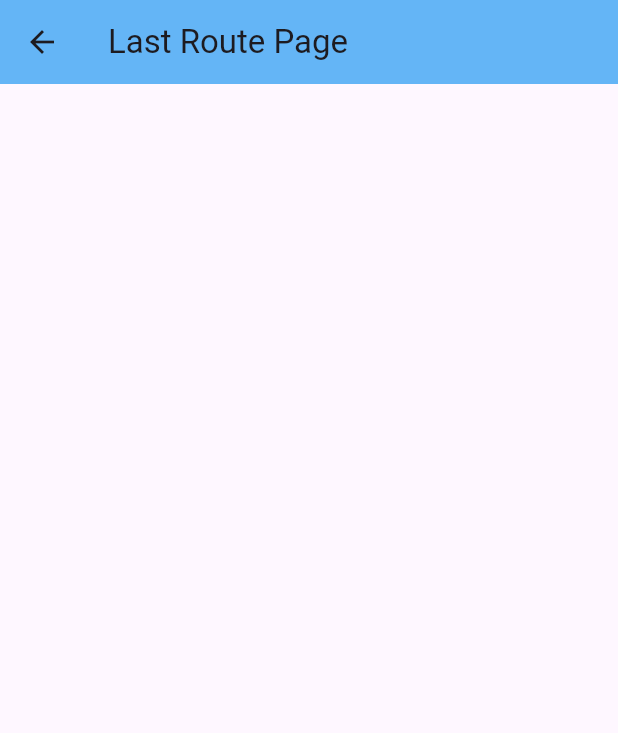
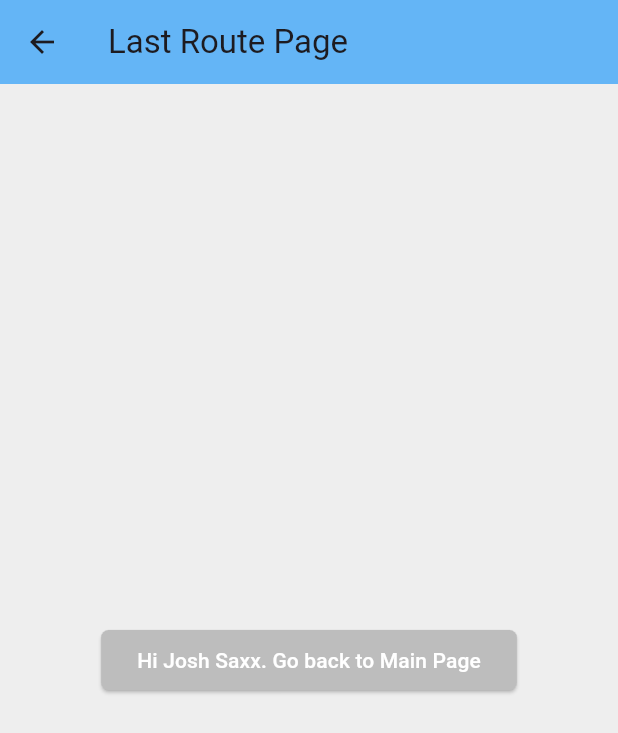
Before and after one commit to joshsaxx/everyday_flutter, a Flutter app: the screen it shows after launch, after a tap on "Go to Last Page", on a phone screen of 412 x 824 dp. Shown: the top 733 px of the screen. Run offline on Flutter 3.47's test engine with Material 3 defaults, Android fonts, the phone set to English and light mode, and no system bars; our stand-ins replace cached_network_image, google_fonts.

Commit message:
tutorial_sessions -- Routes part 2 (passing data between screens) implemented

```diff
--- a/lib/app/tutorial_sessions/routes/main_route.dart
+++ b/lib/app/tutorial_sessions/routes/main_route.dart
@@ -7,7 +7,10 @@ class MainRoute extends StatelessWidget {
 
   @override
   Widget build(BuildContext context) {
-    return const MaterialApp(
+    return MaterialApp(
+      theme: ThemeData(
+        scaffoldBackgroundColor: Colors.grey[200]
+      ),
       initialRoute: RouteManager.mainIndex,
       onGenerateRoute: RouteManager.generateRoute,
     );
--- a/lib/app/tutorial_sessions/routes/pages/last_route_page.dart
+++ b/lib/app/tutorial_sessions/routes/pages/last_route_page.dart
@@ -1,7 +1,9 @@
 import 'package:flutter/material.dart';
 
 class LastRoutePage extends StatefulWidget {
-  const LastRoutePage({super.key});
+  final String name;
+
+  const LastRoutePage({super.key,required this.name});
 
   @override
   State<LastRoutePage> createState() => _LastRoutePageState();
@@ -15,6 +17,21 @@ class _LastRoutePageState extends State<LastRoutePage> {
         backgroundColor: Colors.blue[300],
         title: const Text("Last Route Page"),
       ),
+      body: Center(
+        child: ElevatedButton(
+          style: ElevatedButton.styleFrom(
+                backgroundColor: Colors.grey[400],
+                foregroundColor: Colors.white,
+                shape: RoundedRectangleBorder(
+                  borderRadius: BorderRadius.circular(5)
+                )
+              ),
+          onPressed: (){
+            Navigator.pop(context, 'Hey folks!');
+        },
+        //widget.name cos name is not found in the state class of LastPageRoute
+        child: Text('Hi ${widget.name}. Go back to Main Page')),
+      ),
 
     );
   }
--- a/lib/app/tutorial_sessions/routes/pages/main_index_page.dart
+++ b/lib/app/tutorial_sessions/routes/pages/main_index_page.dart
@@ -9,6 +9,7 @@ class MainIndexPage extends StatefulWidget {
 }
 
 class _MainIndexPageState extends State<MainIndexPage> {
+  dynamic result = 'Data expected';
   @override
   Widget build(BuildContext context) {
     return Scaffold(
@@ -41,10 +42,25 @@ class _MainIndexPageState extends State<MainIndexPage> {
                   borderRadius: BorderRadius.circular(5)
                 )
               ),
-              onPressed: (){
-                Navigator.of(context).pushNamed(RouteManager.lastRoutePage);
+              //waiting to receive data from page
+              onPressed: () async{
+                var resultSentBack = await Navigator.of(context).pushNamed(RouteManager.lastRoutePage, arguments: {
+                  'name' : 'Josh Saxx',
+                });
+
+                setState(() {
+                  result = resultSentBack ?? "";
+                });
+
               },
-              child: const Text('Go to Last Page'))
+              /* onPressed: (){
+                Navigator.of(context).pushNamed(RouteManager.lastRoutePage, arguments: {
+                  'name' : 'Josh Saxx',
+                });
+              },  */
+              child: const Text('Go to Last Page')),
+
+              Text(result)
           ],
         ),
       ),
--- a/lib/app/tutorial_sessions/routes/routes.dart
+++ b/lib/app/tutorial_sessions/routes/routes.dart
@@ -9,6 +9,14 @@ class RouteManager {
   static const String lastRoutePage = '/lastRoutePage';
 
   static Route<dynamic> generateRoute(RouteSettings settings) {
+
+    var valuePased;
+
+    if(settings.arguments != null){
+      //Map<String,dynamic>--declaring how the map is going to be returned key being String and value a dynamic
+      valuePased = settings.arguments as Map<String,dynamic>;
+    }
+
     switch (settings.name) {
       case mainIndex:
         return MaterialPageRoute(builder: (context) => const MainIndexPage());
@@ -17,7 +25,9 @@ class RouteManager {
         return MaterialPageRoute(builder: (context) => const SecondRoutePage());
 
       case lastRoutePage:
-        return MaterialPageRoute(builder: (context) => const LastRoutePage());
+        return MaterialPageRoute(builder: (context) => LastRoutePage(
+          name: valuePased['name'],
+        ));
 
       default:
       throw const FormatException("Oops!! Route not found.");
```
